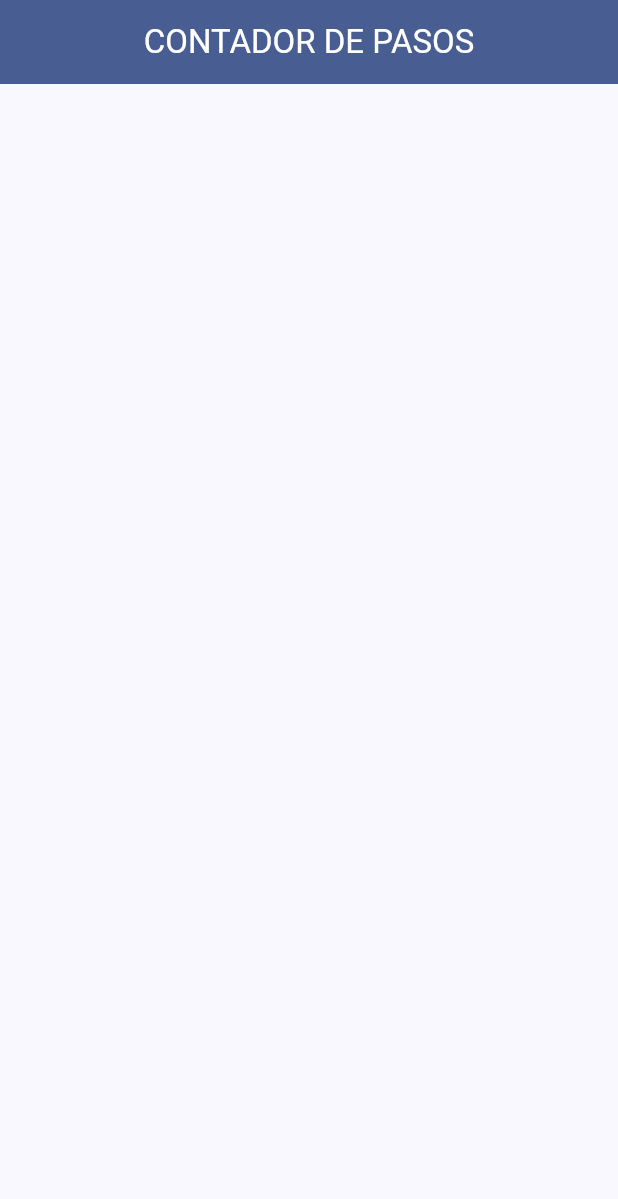
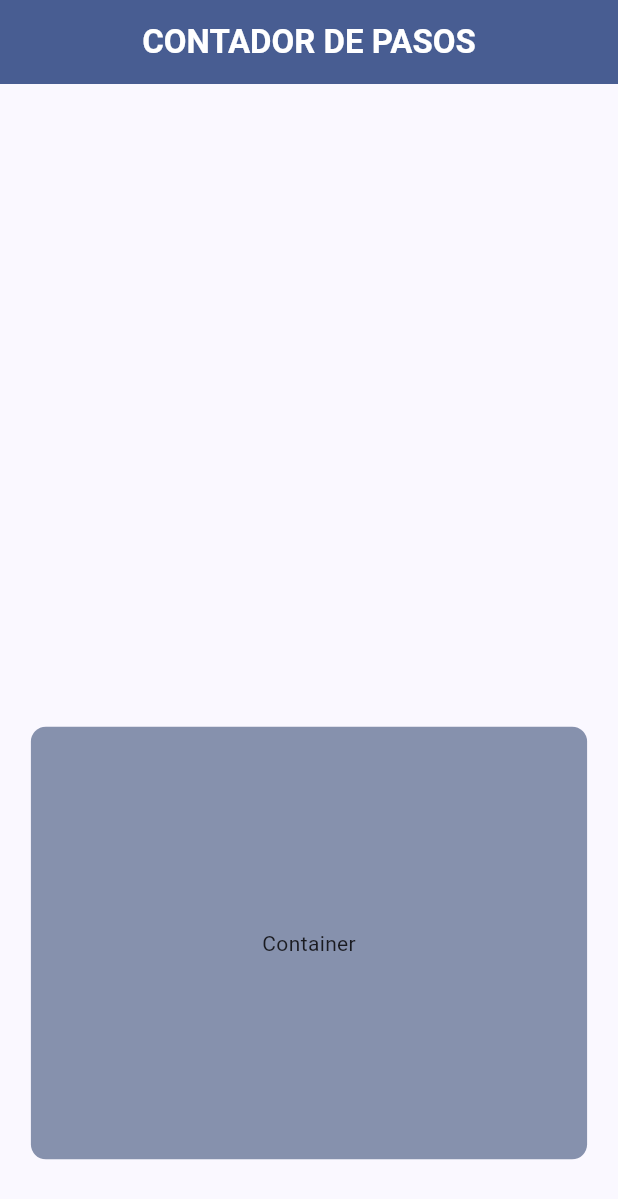
Before and after one commit to MarcoAldana720/contador_pasos, a Flutter app: the screen it shows after launch, on a phone screen of 412 x 824 dp. Shown: the top 1199 px of the screen. Run offline on Flutter 3.47's test engine with Material 3 defaults, Android fonts, the phone set to English and light mode, and no system bars.

```diff
--- a/lib/main.dart
+++ b/lib/main.dart
@@ -4,7 +4,7 @@ void main() {
   runApp(const MyApp());
 }
 
-// CLASE DEL CONTENEDOR DE TITULO
+
 class MyApp extends StatelessWidget {
   const MyApp ({super.key});
 
@@ -22,7 +22,7 @@ class MyApp extends StatelessWidget {
   }
 }
 
-// CLASE PARA PODER MOSTRAR ESTILO DEl CONTENEDOR DE TITULO
+
 class MyHomePage extends StatelessWidget {
   const MyHomePage({super.key, required this.title});
 
@@ -30,15 +30,41 @@ class MyHomePage extends StatelessWidget {
 
   @override
   Widget build(BuildContext context) {
+    final screenWidth = MediaQuery.of(context).size.width;
+    final screenHeight = MediaQuery.of(context).size.height;
+
+    // Define el color RGB
+    final Color customColor = Color.fromRGBO(18, 42, 91, 0.5); // Amarillo en RGB (255, 255, 0)
+
     return Scaffold(
       appBar: AppBar(
         backgroundColor: Theme.of(context).colorScheme.primary,
         title: Center(
           child: Text(
             title,
-            style: TextStyle(color: Colors.white),
+            style: const TextStyle(
+              color: Colors.white,
+              fontWeight: FontWeight.bold, // Pone el título en negritas
+            ),
           ),
         ),
+      ),
+      body: Stack(
+        children: [
+          Positioned(
+            left: screenWidth * 0.05, // El 5% del ancho de la pantalla
+            top: screenHeight * 0.52, // El 52% de la altura de la pantalla
+            child: Container(
+              width: screenWidth * 0.9, // El 90% del ancho de la pantalla
+              height: screenHeight * 0.35, // El 35% de la altura de la pantalla
+              decoration: BoxDecoration(
+                color: customColor, // Utiliza el color RGB definido
+                borderRadius: BorderRadius.circular(10),
+              ),
+              child: const Center(child: Text("Container")),
+            ),
+          ),
+        ],
       ),
     );
   }
```
